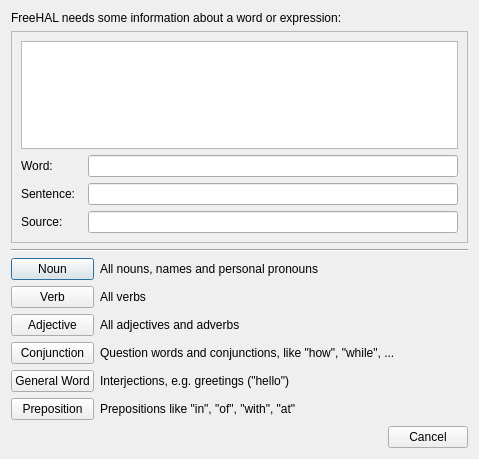
Above: hal2009/gui-qt/ui/more-info.ui from leuchtraketen/freehal_main before the change. Below: the same form after it.
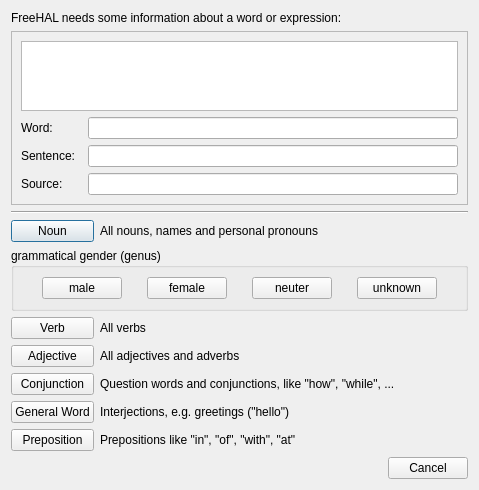
That is the form after the change. Icons and pictures are not drawn.

Patch:
```diff
--- a/hal2009/gui-qt/ui/more-info.ui
+++ b/hal2009/gui-qt/ui/more-info.ui
@@ -124,77 +124,77 @@
      </property>
     </widget>
    </item>
-   <item row="7" column="0">
+   <item row="8" column="0">
     <widget class="QPushButton" name="w_v">
      <property name="text">
       <string>Verb</string>
      </property>
     </widget>
    </item>
-   <item row="7" column="1">
+   <item row="8" column="1">
     <widget class="QLabel" name="label_6">
      <property name="text">
       <string>All verbs</string>
      </property>
     </widget>
    </item>
-   <item row="8" column="0">
+   <item row="9" column="0">
     <widget class="QPushButton" name="w_a">
      <property name="text">
       <string>Adjective</string>
      </property>
     </widget>
    </item>
-   <item row="8" column="1">
+   <item row="9" column="1">
     <widget class="QLabel" name="label_7">
      <property name="text">
       <string>All adjectives and adverbs</string>
      </property>
     </widget>
    </item>
-   <item row="9" column="0">
+   <item row="10" column="0">
     <widget class="QPushButton" name="w_c">
      <property name="text">
       <string>Conjunction</string>
      </property>
     </widget>
    </item>
-   <item row="9" column="1">
+   <item row="10" column="1">
     <widget class="QLabel" name="label_8">
      <property name="text">
       <string>Question words and conjunctions, like &quot;how&quot;, &quot;while&quot;, ...</string>
      </property>
     </widget>
    </item>
-   <item row="10" column="0">
+   <item row="11" column="0">
     <widget class="QPushButton" name="w_i">
      <property name="text">
       <string>General Word</string>
      </property>
     </widget>
    </item>
-   <item row="10" column="1">
+   <item row="11" column="1">
     <widget class="QLabel" name="label_9">
      <property name="text">
       <string>Interjections, e.g. greetings (&quot;hello&quot;)</string>
      </property>
     </widget>
    </item>
-   <item row="11" column="0">
+   <item row="12" column="0">
     <widget class="QPushButton" name="w_p">
      <property name="text">
       <string>Preposition</string>
      </property>
     </widget>
    </item>
-   <item row="11" column="1">
+   <item row="12" column="1">
     <widget class="QLabel" name="label_10">
      <property name="text">
       <string>Prepositions like &quot;in&quot;, &quot;of&quot;, &quot;with&quot;, &quot;at&quot;</string>
      </property>
     </widget>
    </item>
-   <item row="12" column="1">
+   <item row="13" column="1">
     <widget class="QDialogButtonBox" name="buttonBox">
      <property name="orientation">
       <enum>Qt::Horizontal</enum>
@@ -224,6 +224,108 @@
      </property>
     </widget>
    </item>
+   <item row="7" column="0" colspan="2">
+    <widget class="QGroupBox" name="box_genus">
+     <property name="title">
+      <string>grammatical gender (genus)</string>
+     </property>
+     <layout class="QHBoxLayout" name="horizontalLayout">
+      <item>
+       <spacer name="horizontalSpacer">
+        <property name="orientation">
+         <enum>Qt::Horizontal</enum>
+        </property>
+        <property name="sizeHint" stdset="0">
+         <size>
+          <width>40</width>
+          <height>20</height>
+         </size>
+        </property>
+       </spacer>
+      </item>
+      <item>
+       <widget class="QPushButton" name="g_male">
+        <property name="text">
+         <string>male</string>
+        </property>
+       </widget>
+      </item>
+      <item>
+       <spacer name="horizontalSpacer_3">
+        <property name="orientation">
+         <enum>Qt::Horizontal</enum>
+        </property>
+        <property name="sizeHint" stdset="0">
+         <size>
+          <width>40</width>
+          <height>20</height>
+         </size>
+        </property>
+       </spacer>
+      </item>
+      <item>
+       <widget class="QPushButton" name="g_female">
+        <property name="text">
+         <string>female</string>
+        </property>
+       </widget>
+      </item>
+      <item>
+       <spacer name="horizontalSpacer_4">
+        <property name="orientation">
+         <enum>Qt::Horizontal</enum>
+        </property>
+        <property name="sizeHint" stdset="0">
+         <size>
+          <width>40</width>
+          <height>20</height>
+         </size>
+        </property>
+       </spacer>
+      </item>
+      <item>
+       <widget class="QPushButton" name="g_neuter">
+        <property name="text">
+         <string>neuter</string>
+        </property>
+       </widget>
+      </item>
+      <item>
+       <spacer name="horizontalSpacer_5">
+        <property name="orientation">
+         <enum>Qt::Horizontal</enum>
+        </property>
+        <property name="sizeHint" stdset="0">
+         <size>
+          <width>40</width>
+          <height>20</height>
+         </size>
+        </property>
+       </spacer>
+      </item>
+      <item>
+       <widget class="QPushButton" name="g_unknown">
+        <property name="text">
+         <string>unknown</string>
+        </property>
+       </widget>
+      </item>
+      <item>
+       <spacer name="horizontalSpacer_2">
+        <property name="orientation">
+         <enum>Qt::Horizontal</enum>
+        </property>
+        <property name="sizeHint" stdset="0">
+         <size>
+          <width>40</width>
+          <height>20</height>
+         </size>
+        </property>
+       </spacer>
+      </item>
+     </layout>
+    </widget>
+   </item>
   </layout>
  </widget>
  <tabstops>
```
